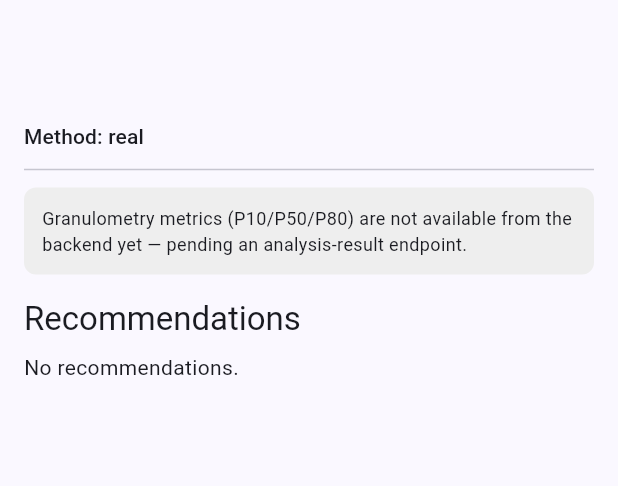
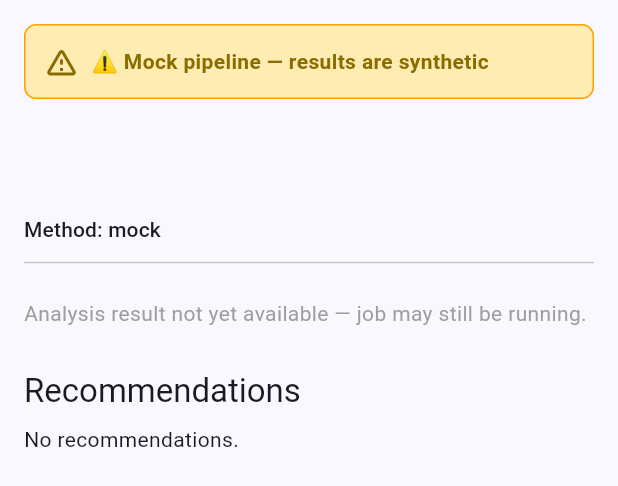
Before and after one commit to superalex0219-cell/zmetrics-1, a Flutter app: the _ReportBody widget shown alone on an empty page, opened directly with empty values, on a phone screen of 412 x 824 dp. Shown: the top 486 px of the screen. Run offline on Flutter 3.47's test engine with Material 3 defaults, Android fonts, the phone set to English and light mode, and no system bars; our stand-ins replace connectivity_plus, dio, flutter_bloc, flutter_secure_storage, freezed_annotation, go_router and 1 more; missing offline and left inert: flutter_appauth; accounts and stored records are empty.

Commit message:
feat(mobile): wire analysis-result endpoint + remove dead workarounds (MOB-1)
- Add analysisResultId field to Report domain model (maps analysis_result_id from ReportRead)
- Add getAnalysisResult() to ReportRepository interface + both implementations
- ReportCubit.load() now fetches GET /api/v1/analysis-results/{id} and embeds result
- Remove _withDerivedMethod() heuristic — backend sends analysis_method directly (GAP-2 closed)
- Change @Default(AnalysisMethod.real) → .mock as fail-safe (shows badge if field absent)
- Update report_screen placeholder: "job may still be running" instead of "endpoint missing"
- Regenerate report.freezed.dart and report.g.dart

41/41 tests pass.

Co-Authored-By: Claude Sonnet 4.6 <noreply@anthropic.com>

```diff
--- a/mobile/lib/features/report/domain/report.dart
+++ b/mobile/lib/features/report/domain/report.dart
@@ -25,11 +25,11 @@ enum AnalysisMethod {
 class Report with _$Report {
   const factory Report({
     required String id,
-    // The backend ReportRead does not expose an analysis method field yet, so
-    // default to `real` when absent (see TASK handoff §5). The mock repository
-    // sets this explicitly to `mock` to drive the synthetic-data badge.
+    @JsonKey(name: 'analysis_result_id') String? analysisResultId,
+    // Backend always sends analysis_method; default .mock is fail-safe —
+    // shows warning badge if the field is absent rather than silently hiding it.
     @JsonKey(name: 'analysis_method')
-    @Default(AnalysisMethod.real)
+    @Default(AnalysisMethod.mock)
     AnalysisMethod analysisMethod,
     String? title,
     @JsonKey(name: 'created_at') DateTime? createdAt,
--- a/mobile/lib/features/report/presentation/report_screen.dart
+++ b/mobile/lib/features/report/presentation/report_screen.dart
@@ -53,19 +53,11 @@ class _ReportBody extends StatelessWidget {
         if (result != null)
           _ResultSection(result: result)
         else
-          // Backend mode: ReportRead exposes only analysis_result_id and there
-          // is no GET-result-by-id endpoint yet (TASK handoff GAP-1).
-          Container(
-            width: double.infinity,
-            padding: const EdgeInsets.all(12),
-            decoration: BoxDecoration(
-              color: Colors.grey.shade200,
-              borderRadius: BorderRadius.circular(8),
-            ),
-            child: const Text(
-              'Granulometry metrics (P10/P50/P80) are not available from the '
-              'backend yet — pending an analysis-result endpoint.',
-              style: TextStyle(fontSize: 12),
+          const Padding(
+            padding: EdgeInsets.symmetric(vertical: 12),
+            child: Text(
+              'Analysis result not yet available — job may still be running.',
+              style: TextStyle(color: Colors.grey),
             ),
           ),
         const SizedBox(height: 16),
```
Also changed, not shown: mobile/lib/features/report/application/report_cubit.dart (+9 -3 lines), mobile/lib/features/report/data/report_repository.dart (+26 -14 lines), mobile/lib/features/report/domain/report.freezed.dart, mobile/lib/features/report/domain/report.g.dart, 1 other file.
